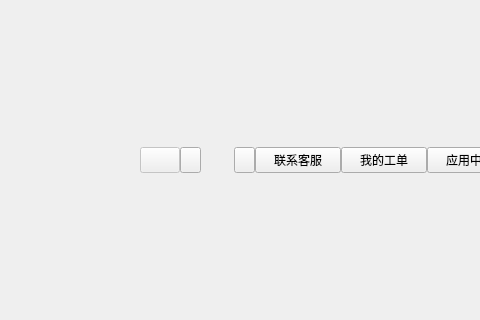
The window that src/ZcloudDesk/ZcloudDesk.ui (gispda/ZcloudDesk) describes before a commit, drawn with Qt 5; both pictures show x 217 to 697 and y 185 to 505 of the 1329 by 752 pixel window.
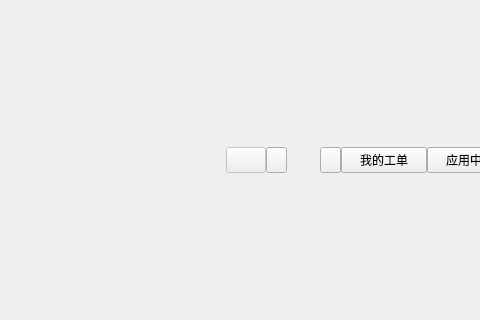
The same window after the commit. Icons and pictures are not drawn. Custom widgets are drawn as their Qt base class.

The edit to the form file:
```diff
--- a/src/ZcloudDesk/ZcloudDesk.ui
+++ b/src/ZcloudDesk/ZcloudDesk.ui
@@ -247,49 +247,6 @@
        </property>
       </widget>
      </item>
-     <item>
-      <widget class="QPushButton" name="customServiceButton">
-       <property name="sizePolicy">
-        <sizepolicy hsizetype="Fixed" vsizetype="Fixed">
-         <horstretch>0</horstretch>
-         <verstretch>0</verstretch>
-        </sizepolicy>
-       </property>
-       <property name="minimumSize">
-        <size>
-         <width>86</width>
-         <height>26</height>
-        </size>
-       </property>
-       <property name="maximumSize">
-        <size>
-         <width>86</width>
-         <height>26</height>
-        </size>
-       </property>
-       <property name="styleSheet">
-        <string notr="true">QPushButton{border-image: url(:/ZcloudDesk/image/bg_transparent.png);color: rgb(255, 255, 255);
-font: 12px &quot;微软雅黑&quot;;}
-QPushButton:hover{border-image: url(:/ZcloudDesk/image/bg_transparent_hover.png);color: rgb(255, 255, 255);
-font: 12px &quot;微软雅黑&quot;}
-QPushButton:pressed{border-image: url(:/ZcloudDesk/image/bg_transparent_pre.png);color: rgb(255, 255, 255);
-font: 12px &quot;微软雅黑&quot;};</string>
-       </property>
-       <property name="text">
-        <string>联系客服</string>
-       </property>
-       <property name="icon">
-        <iconset resource="ZcloudDesk.qrc">
-         <normaloff>:/ZcloudDesk/image/icon_yyzx.png</normaloff>:/ZcloudDesk/image/icon_yyzx.png</iconset>
-       </property>
-       <property name="iconSize">
-        <size>
-         <width>14</width>
-         <height>26</height>
-        </size>
-       </property>
-      </widget>
-     </item>
      <item>
       <widget class="QPushButton" name="billListButton">
        <property name="sizePolicy">
```
